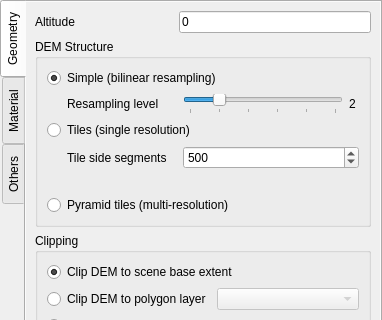
First picture: the form in gui/ui/demproperties.ui, repository minorua/Qgis2threejs, before the edit; both pictures show x 0 to 382 and y 0 to 320 of the 382 by 489 pixel window.
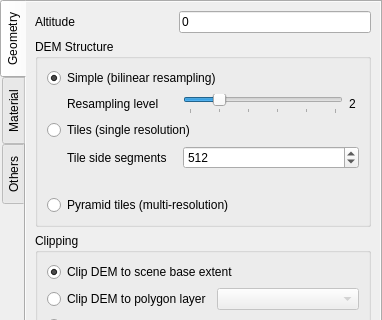
Second picture: the form after the edit. Custom widgets are drawn as their Qt base class.

Commit message: set default tile side segments to 512

```diff
--- a/gui/ui/demproperties.ui
+++ b/gui/ui/demproperties.ui
@@ -207,7 +207,7 @@
                    <number>100</number>
                   </property>
                   <property name="value">
-                   <number>500</number>
+                   <number>512</number>
                   </property>
                  </widget>
                 </item>
```
The commit also changes 1 other file.
